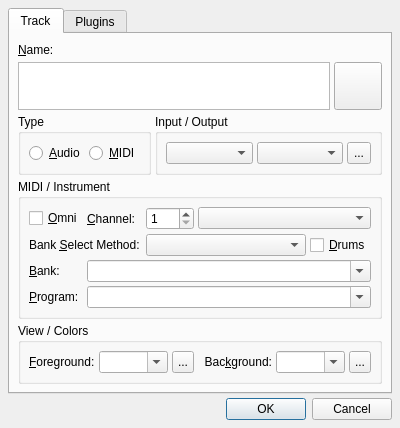
This is src/qtractorTrackForm.ui in rncbc/qtractor as Qt 5 draws it before an edit. The edited form follows.
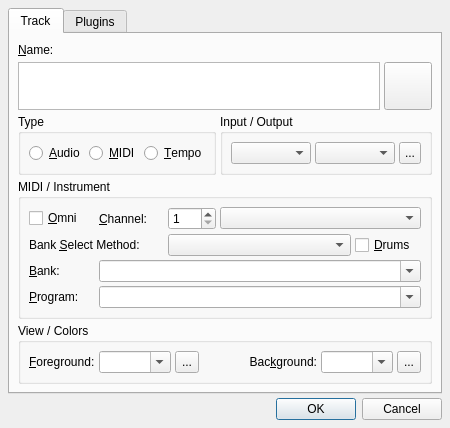
This is the edited form. Icons and pictures are not drawn. Custom widgets are drawn as their Qt base class.

Commit message: A prototype implementation of "tempo-tracks".

Diff of the .ui file:
```diff
--- a/src/qtractorTrackForm.ui
+++ b/src/qtractorTrackForm.ui
@@ -144,6 +144,16 @@
               </property>
              </widget>
             </item>
+            <item>
+             <widget class="QRadioButton" name="TempoRadioButton" >
+              <property name="toolTip" >
+               <string>Tempo track type</string>
+              </property>
+              <property name="text" >
+               <string>&amp;Tempo</string>
+              </property>
+             </widget>
+            </item>
            </layout>
           </widget>
          </item>
```
The commit also changes 38 other files.
